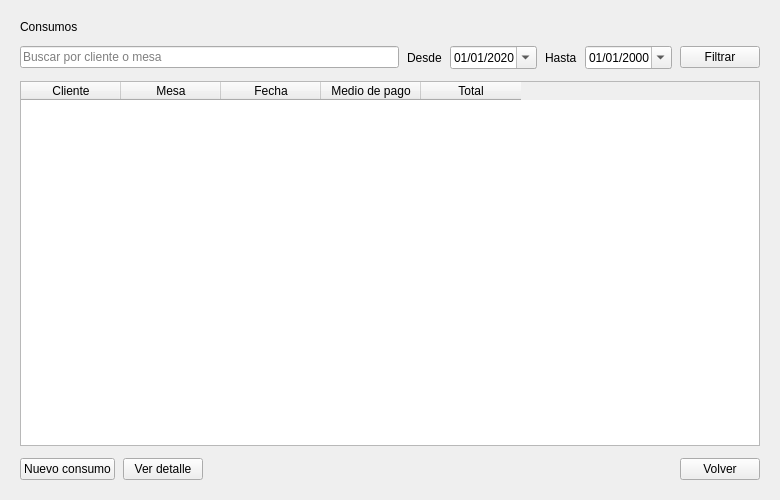
This is vista/consumo/consumo.ui in segovia-gabriel/ProyectoFinal-PracticasII as Qt 5 draws it before an edit. The edited form follows.
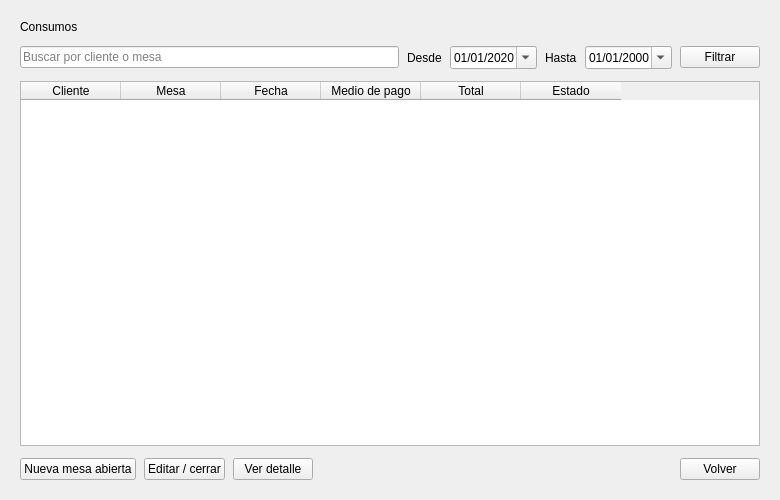
This is the edited form.

Commit message: Mejoras de UI, validaciones y rediseno de Consumo (mesa abierta/cerrada)

```diff
--- a/vista/consumo/consumo.ui
+++ b/vista/consumo/consumo.ui
@@ -138,6 +138,11 @@
         <string>Total</string>
        </property>
       </column>
+      <column>
+       <property name="text">
+        <string>Estado</string>
+       </property>
+      </column>
      </widget>
     </item>
     <item>
@@ -148,7 +153,14 @@
       <item>
        <widget class="QPushButton" name="pushButton_nuevo">
         <property name="text">
-         <string>Nuevo consumo</string>
+         <string>Nueva mesa abierta</string>
+        </property>
+       </widget>
+      </item>
+      <item>
+       <widget class="QPushButton" name="pushButton_editar">
+        <property name="text">
+         <string>Editar / cerrar</string>
         </property>
        </widget>
       </item>
```
The commit also changes 42 other files.
